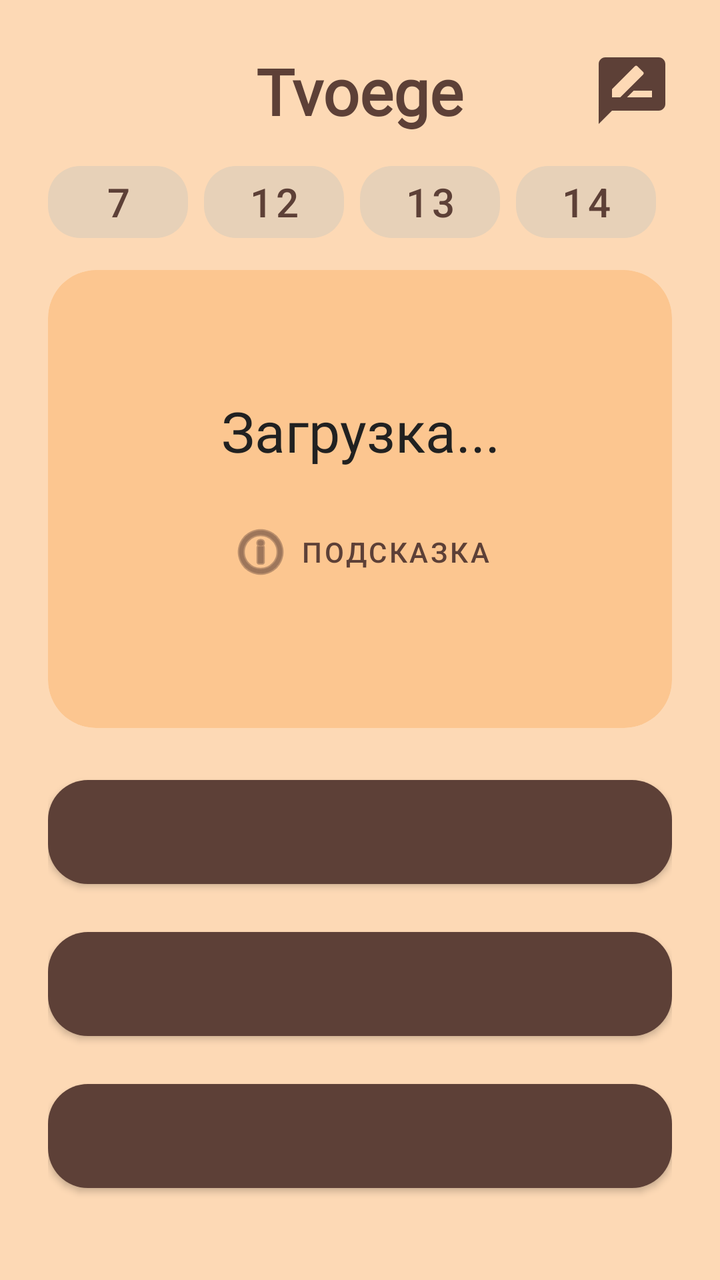
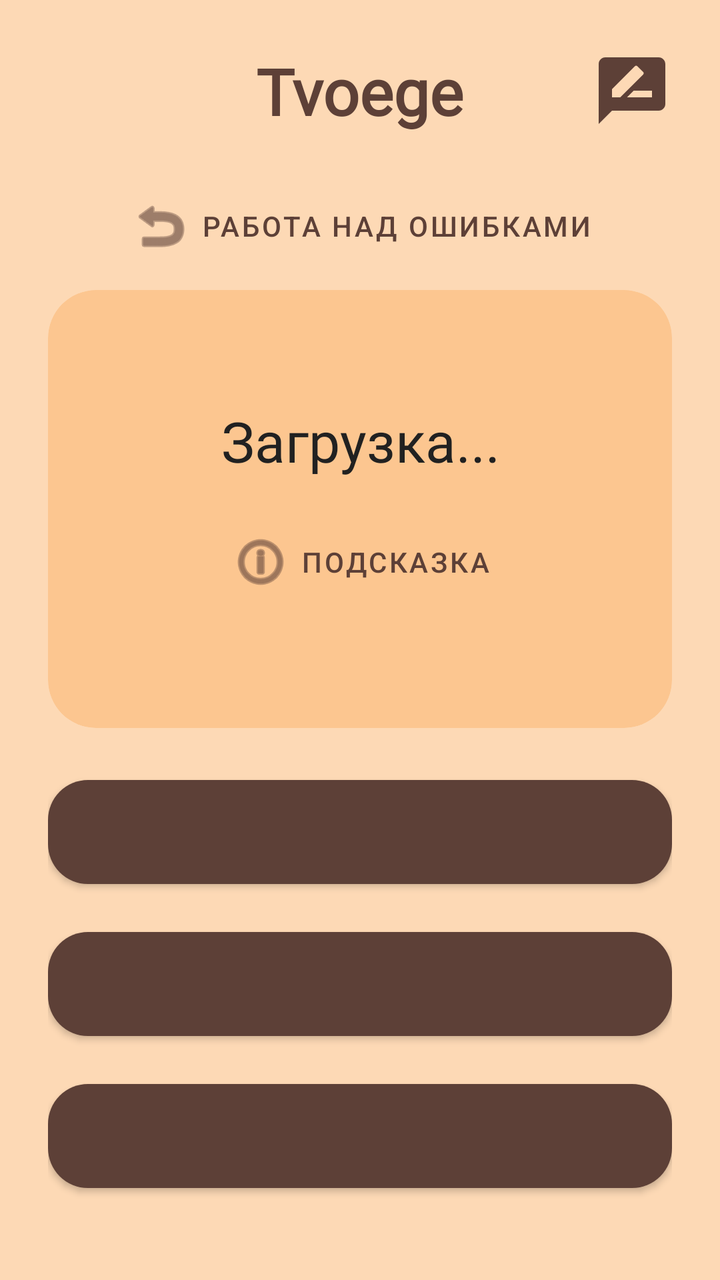

Compare the two renders of this Android layout. The source of the first and the diff that turns it into the second are given below.
<!-- AndroidManifest.xml: application theme Theme.Tvoege_Java -->
<!-- res/layout/activity_universal_task.xml -->
<?xml version="1.0" encoding="utf-8"?>
<LinearLayout xmlns:android="http://schemas.android.com/apk/res/android"
    xmlns:app="http://schemas.android.com/apk/res-auto"
    android:layout_width="match_parent"
    android:layout_height="match_parent"
    android:background="@color/background_col"
    android:gravity="center_horizontal"
    android:orientation="vertical"
    android:padding="24dp">

    <RelativeLayout
        android:layout_width="match_parent"
        android:layout_height="wrap_content"
        android:layout_marginBottom="10dp">

        <TextView
            android:id="@+id/tvLogo"
            android:layout_width="wrap_content"
            android:layout_height="wrap_content"
            android:layout_centerInParent="true"
            android:fontFamily="@font/roboto_medium"
            android:text="Tvoege"
            android:textColor="@color/active_back"
            android:textSize="32sp"
            android:textStyle="bold" />

        <ImageButton
            android:id="@+id/btnFeedback"
            android:layout_width="40dp"
            android:layout_height="40dp"
            android:layout_alignParentEnd="true"
            android:layout_centerVertical="true"
            android:background="?attr/selectableItemBackgroundBorderless"
            android:contentDescription="Оценить приложение"
            android:scaleType="fitCenter"
            android:src="@drawable/ic_feedback"
            app:tint="@color/active_back" />
    </RelativeLayout>

    <LinearLayout
        android:layout_width="match_parent"
        android:layout_height="wrap_content"
        android:layout_marginBottom="10dp"
        android:orientation="horizontal">

        <com.google.android.material.button.MaterialButton
            android:id="@+id/btnTask7"
            style="@style/Widget.MaterialComponents.Button.UnelevatedButton"
            android:layout_width="0dp"
            android:layout_height="wrap_content"
            android:layout_marginEnd="8dp"
            android:layout_weight="1"
            android:text="7"
            android:textColor="@color/unActive_text"
            app:backgroundTint="@color/unActive_back"
            android:textSize="20sp"
            app:cornerRadius="16dp" />


        <com.google.android.material.button.MaterialButton
            android:id="@+id/btnTask12"
            style="@style/Widget.MaterialComponents.Button.UnelevatedButton"
            android:layout_width="0dp"
            android:layout_height="wrap_content"
            android:layout_weight="1"
            android:text="12"
            android:textColor="@color/unActive_text"
            android:textSize="20sp"
            android:layout_marginEnd="8dp"
            app:backgroundTint="@color/unActive_back"
            app:cornerRadius="16dp" />

        <com.google.android.material.button.MaterialButton
            android:id="@+id/btnTask13"
            style="@style/Widget.MaterialComponents.Button.UnelevatedButton"
            android:layout_width="0dp"
            android:layout_height="wrap_content"
            android:layout_marginEnd="8dp"
            android:layout_weight="1"
            android:text="13"
            android:textColor="@color/unActive_text"
            android:textSize="20sp"
            app:backgroundTint="@color/unActive_back"
            app:cornerRadius="16dp" />

        <com.google.android.material.button.MaterialButton
            android:id="@+id/btnTask14"
            style="@style/Widget.MaterialComponents.Button.UnelevatedButton"
            android:layout_width="0dp"
            android:layout_height="wrap_content"
            android:layout_marginEnd="8dp"
            android:layout_weight="1"
            android:text="14"
            android:textColor="@color/unActive_text"
            android:textSize="20sp"
            app:backgroundTint="@color/unActive_back"
            app:cornerRadius="16dp" />
    </LinearLayout>

    <androidx.cardview.widget.CardView
        android:layout_width="match_parent"
        android:layout_height="0dp"
        android:layout_weight="1"
        app:cardBackgroundColor="@color/task_background"
        app:cardCornerRadius="24dp"
        app:cardElevation="0dp">

        <LinearLayout
            android:layout_width="match_parent"
            android:layout_height="match_parent"
            android:gravity="center"
            android:orientation="vertical"
            android:padding="10dp">

            <TextView
                android:id="@+id/tvQuestion"
                android:layout_width="wrap_content"
                android:layout_height="wrap_content"
                android:layout_marginBottom="16dp"
                android:fontFamily="@font/nunito_semibold"
                android:gravity="center"
                android:text="Загрузка..."
                android:textColor="@color/main_text"
                android:textSize="28sp" />

            <com.google.android.material.button.MaterialButton
                android:id="@+id/btnRule"
                style="@style/Widget.MaterialComponents.Button.TextButton"
                android:layout_width="wrap_content"
                android:layout_height="wrap_content"
                android:text="ПОДСКАЗКА"
                android:textColor="@color/unActive_text"
                app:icon="@android:drawable/ic_menu_info_details"
                app:iconTint="@color/unActive_text" />
        </LinearLayout>
    </androidx.cardview.widget.CardView>

    <Space
        android:layout_width="match_parent"
        android:layout_height="20dp" />

    <com.google.android.material.button.MaterialButton
        android:id="@+id/btnAnswer1"
        android:layout_width="match_parent"
        android:layout_height="64dp"
        android:layout_marginBottom="12dp"
        android:fontFamily="@font/nunito_bold"
        android:textAllCaps="false"
        android:textColor="@color/active_text"
        android:textSize="18sp"
        app:backgroundTint="@color/active_back"
        app:cornerRadius="20dp" />
    <com.google.android.material.button.MaterialButton
        android:id="@+id/btnAnswer2"
        android:layout_width="match_parent"
        android:layout_height="64dp"
        android:layout_marginBottom="12dp"
        android:fontFamily="@font/nunito_bold"
        android:textAllCaps="false"
        android:textColor="@color/active_text"
        android:textSize="18sp"
        app:backgroundTint="@color/active_back"
        app:cornerRadius="20dp" />

    <com.google.android.material.button.MaterialButton
        android:id="@+id/btnAnswer3"
        android:layout_width="match_parent"
        android:layout_height="64dp"
        android:layout_marginBottom="16dp"
        android:fontFamily="@font/nunito_bold"
        android:textAllCaps="false"
        android:textColor="@color/active_text"
        android:textSize="18sp"
        app:backgroundTint="@color/active_back"
        app:cornerRadius="20dp" />

</LinearLayout>
<!-- resources referenced by this layout -->
<resources>
  <color name="active_back">#5D4037</color>
  <color name="active_text">#FFFFFF</color>
  <color name="background_col">#FDD9B5</color>
  <color name="main_text">#212121</color>
  <color name="task_background">#fcc690</color>
  <color name="unActive_back">#E7D1B8</color>
  <color name="unActive_text">#5D4037</color>
  <!-- drawable ic_feedback (drawable) -->
  <vector xmlns:android="http://schemas.android.com/apk/res/android" android:height="24dp" android:tint="#000000" android:viewportHeight="24" android:viewportWidth="24" android:width="24dp">
        
      <path android:fillColor="@android:color/white" android:pathData="M20,2L4,2c-1.1,0 -1.99,0.9 -1.99,2L2,22l4,-4h14c1.1,0 2,-0.9 2,-2L22,4c0,-1.1 -0.9,-2 -2,-2zM6,14v-2.47l6.88,-6.88c0.2,-0.2 0.51,-0.2 0.71,0l1.77,1.77c0.2,0.2 0.2,0.51 0,0.71L8.47,14L6,14zM18,14h-7.5l2,-2L18,12v2z"/>
      
  </vector>
  <style name="Theme.Tvoege_Java" parent="Theme.MaterialComponents.Light.NoActionBar">
          <item name="android:statusBarColor">@android:color/transparent</item>
  
          <item name="android:windowLightStatusBar">true</item>
      </style>
</resources>

<!-- the commit's change to res/layout/activity_universal_task.xml (unified diff, before → after) -->
@@ -38,64 +38,22 @@
     </RelativeLayout>
 
     <LinearLayout
+        android:id="@+id/taskButtonsContainer"
         android:layout_width="match_parent"
         android:layout_height="wrap_content"
         android:layout_marginBottom="10dp"
-        android:orientation="horizontal">
+        android:orientation="horizontal" />
 
-        <com.google.android.material.button.MaterialButton
-            android:id="@+id/btnTask7"
-            style="@style/Widget.MaterialComponents.Button.UnelevatedButton"
-            android:layout_width="0dp"
-            android:layout_height="wrap_content"
-            android:layout_marginEnd="8dp"
-            android:layout_weight="1"
-            android:text="7"
-            android:textColor="@color/unActive_text"
-            app:backgroundTint="@color/unActive_back"
-            android:textSize="20sp"
-            app:cornerRadius="16dp" />
-
-
-        <com.google.android.material.button.MaterialButton
-            android:id="@+id/btnTask12"
-            style="@style/Widget.MaterialComponents.Button.UnelevatedButton"
-            android:layout_width="0dp"
-            android:layout_height="wrap_content"
-            android:layout_weight="1"
-            android:text="12"
-            android:textColor="@color/unActive_text"
-            android:textSize="20sp"
-            android:layout_marginEnd="8dp"
-            app:backgroundTint="@color/unActive_back"
-            app:cornerRadius="16dp" />
-
-        <com.google.android.material.button.MaterialButton
-            android:id="@+id/btnTask13"
-            style="@style/Widget.MaterialComponents.Button.UnelevatedButton"
-            android:layout_width="0dp"
-            android:layout_height="wrap_content"
-            android:layout_marginEnd="8dp"
-            android:layout_weight="1"
-            android:text="13"
-            android:textColor="@color/unActive_text"
-            android:textSize="20sp"
-            app:backgroundTint="@color/unActive_back"
-            app:cornerRadius="16dp" />
-
-        <com.google.android.material.button.MaterialButton
-            android:id="@+id/btnTask14"
-            style="@style/Widget.MaterialComponents.Button.UnelevatedButton"
-            android:layout_width="0dp"
-            android:layout_height="wrap_content"
-            android:layout_marginEnd="8dp"
-            android:layout_weight="1"
-            android:text="14"
-            android:textColor="@color/unActive_text"
-            android:textSize="20sp"
-            app:backgroundTint="@color/unActive_back"
-            app:cornerRadius="16dp" />
-    </LinearLayout>
+    <com.google.android.material.button.MaterialButton
+        android:id="@+id/btnMistakes"
+        style="@style/Widget.MaterialComponents.Button.TextButton"
+        android:layout_width="wrap_content"
+        android:layout_height="wrap_content"
+        android:layout_marginBottom="6dp"
+        android:text="РАБОТА НАД ОШИБКАМИ"
+        android:textColor="@color/unActive_text"
+        app:icon="@android:drawable/ic_menu_revert"
+        app:iconTint="@color/unActive_text" />
 
     <androidx.cardview.widget.CardView
         android:layout_width="match_parent"
<!-- resource entries referenced after the edit -->
@@ -5,7 +5,6 @@
   <color name="background_col">#FDD9B5</color>
   <color name="main_text">#212121</color>
   <color name="task_background">#fcc690</color>
-  <color name="unActive_back">#E7D1B8</color>
   <color name="unActive_text">#5D4037</color>
   <!-- drawable ic_feedback (drawable) -->
   <vector xmlns:android="http://schemas.android.com/apk/res/android" android:height="24dp" android:tint="#000000" android:viewportHeight="24" android:viewportWidth="24" android:width="24dp">
